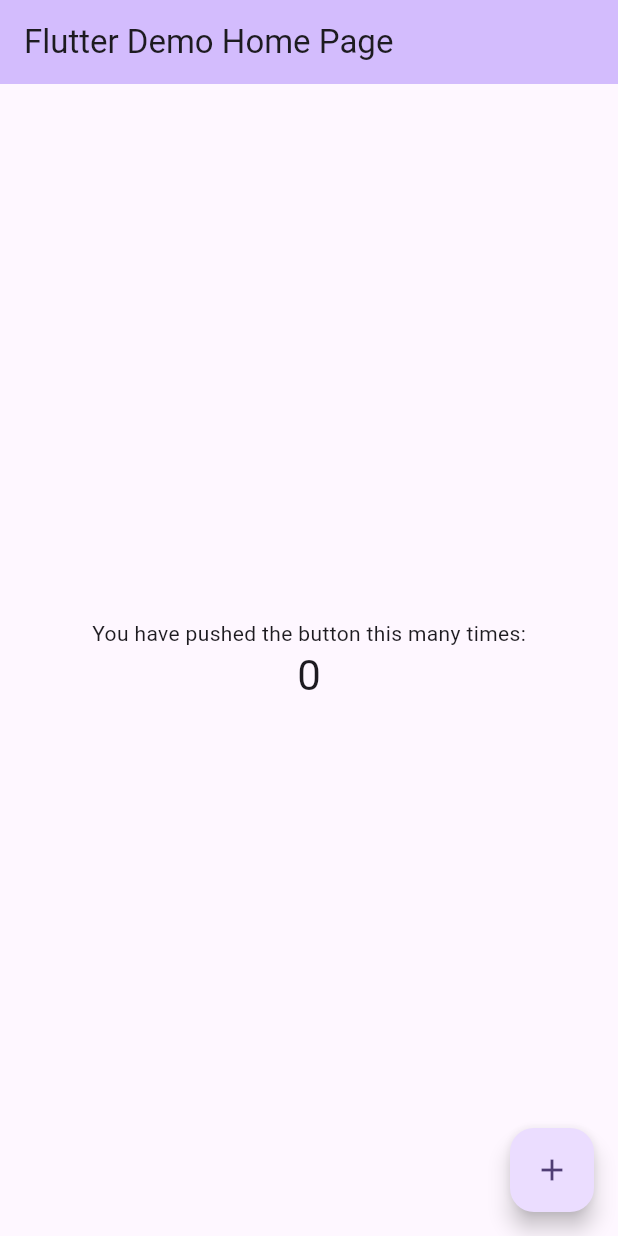
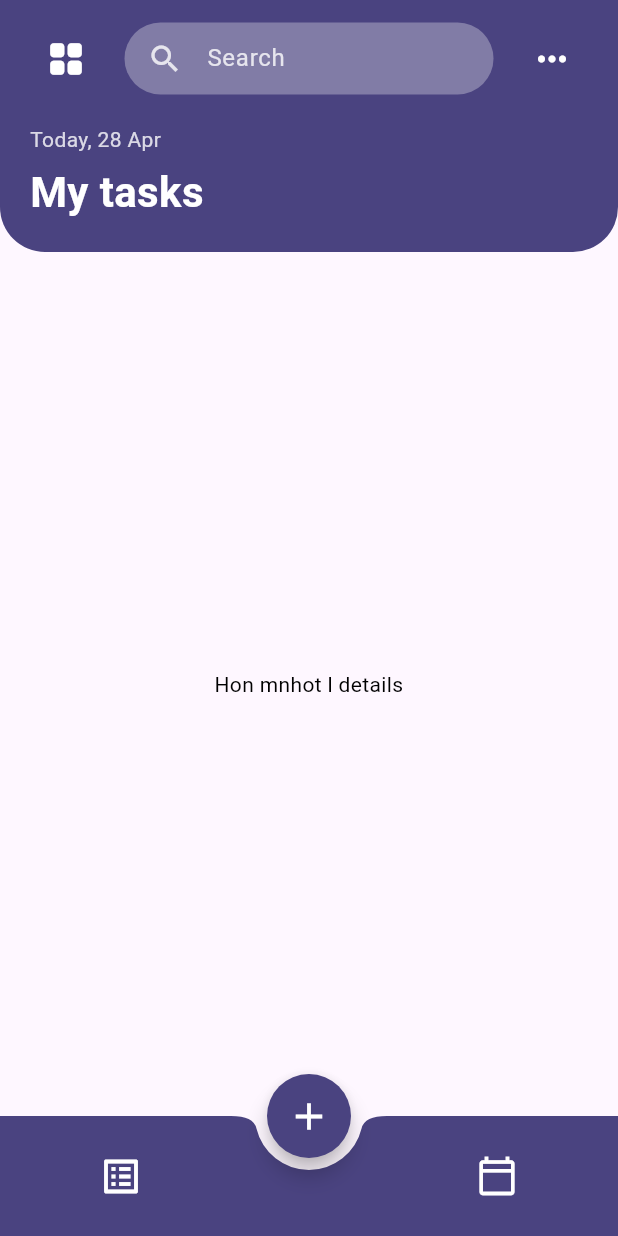
Before and after one commit to code0lama/Todoire, a Flutter app: the screen it shows after launch, on a phone screen of 412 x 824 dp. Run offline on Flutter 3.47's test engine with Material 3 defaults, Android fonts, the phone set to English and light mode, and no system bars.

Commit message:
Home Screen

```diff
--- a/lib/main.dart
+++ b/lib/main.dart
@@ -1,125 +1,228 @@
 import 'package:flutter/material.dart';
-
+import 'package:intl/intl.dart';
 void main() {
-  runApp(const MyApp());
+  runApp(MyApp());
 }
 
 class MyApp extends StatelessWidget {
-  const MyApp({super.key});
-
-  // This widget is the root of your application.
   @override
   Widget build(BuildContext context) {
     return MaterialApp(
+      debugShowCheckedModeBanner: false,
+      home: TaskScreen(),
       title: 'Todoire',
-      theme: ThemeData(
-        // This is the theme of your application.
-        //
-        // TRY THIS: Try running your application with "flutter run". You'll see
-        // the application has a purple toolbar. Then, without quitting the app,
-        // try changing the seedColor in the colorScheme below to Colors.green
-        // and then invoke "hot reload" (save your changes or press the "hot
-        // reload" button in a Flutter-supported IDE, or press "r" if you used
-        // the command line to start the app).
-        //
-        // Notice that the counter didn't reset back to zero; the application
-        // state is not lost during the reload. To reset the state, use hot
-        // restart instead.
-        //
-        // This works for code too, not just values: Most code changes can be
-        // tested with just a hot reload.
-        colorScheme: ColorScheme.fromSeed(seedColor: Colors.deepPurple),
-        useMaterial3: true,
-      ),
-      home: const MyHomePage(title: 'Flutter Demo Home Page'),
     );
   }
 }
-
-class MyHomePage extends StatefulWidget {
-  const MyHomePage({super.key, required this.title});
-
-  // This widget is the home page of your application. It is stateful, meaning
-  // that it has a State object (defined below) that contains fields that affect
-  // how it looks.
-
-  // This class is the configuration for the state. It holds the values (in this
-  // case the title) provided by the parent (in this case the App widget) and
-  // used by the build method of the State. Fields in a Widget subclass are
-  // always marked "final".
-
-  final String title;
-
+class TaskScreen extends StatefulWidget {
   @override
-  State<MyHomePage> createState() => _MyHomePageState();
+  _TaskScreenState createState() => _TaskScreenState();
 }
 
-class _MyHomePageState extends State<MyHomePage> {
-  int _counter = 0;
-
-  void _incrementCounter() {
-    setState(() {
-      // This call to setState tells the Flutter framework that something has
-      // changed in this State, which causes it to rerun the build method below
-      // so that the display can reflect the updated values. If we changed
-      // _counter without calling setState(), then the build method would not be
-      // called again, and so nothing would appear to happen.
-      _counter++;
-    });
+class _TaskScreenState extends State<TaskScreen> {
+  final Color primaryColor =Color(0xFF4A4380); // head color
+  final Color searchBarColor = Colors.white30; // for search
+  final Color addbutton = Color(0xFF4A4380);     // for add button
+  final Color bottomNavBarColor = Color(0xFF4A4380); // for bot nav bar
+  final Color iconColor = Colors.white;        // for header icons+text
+  final Color bottomIconColor = Colors.white; //  nav bar button
+  final Color checkColor = Color(0xFF4A4380); // Color for the check icon in menu
+  bool _showLabels = true;
+  bool _showCompleted = true;
+  void _handleSort() {
+    print("Sort action triggered!");
   }
 
   @override
   Widget build(BuildContext context) {
-    // This method is rerun every time setState is called, for instance as done
-    // by the _incrementCounter method above.
-    //
-    // The Flutter framework has been optimized to make rerunning build methods
-    // fast, so that you can just rebuild anything that needs updating rather
-    // than having to individually change instances of widgets.
     return Scaffold(
-      appBar: AppBar(
-        // TRY THIS: Try changing the color here to a specific color (to
-        // Colors.amber, perhaps?) and trigger a hot reload to see the AppBar
-        // change color while the other colors stay the same.
-        backgroundColor: Theme.of(context).colorScheme.inversePrimary,
-        // Here we take the value from the MyHomePage object that was created by
-        // the App.build method, and use it to set our appbar title.
-        title: Text(widget.title),
+      body: Column(
+        children: [
+          _buildHeader(context),
+          Expanded(
+            child: Center(
+              child: Text(
+                'Hon mnhot l details',
+                textAlign: TextAlign.center,
+                style: TextStyle(color: Colors.black),
+              ),
+            ),
+          ),
+        ],
       ),
-      body: Center(
-        // Center is a layout widget. It takes a single child and positions it
-        // in the middle of the parent.
-        child: Column(
-          // Column is also a layout widget. It takes a list of children and
-          // arranges them vertically. By default, it sizes itself to fit its
-          // children horizontally, and tries to be as tall as its parent.
-          //
-          // Column has various properties to control how it sizes itself and
-          // how it positions its children. Here we use mainAxisAlignment to
-          // center the children vertically; the main axis here is the vertical
-          // axis because Columns are vertical (the cross axis would be
-          // horizontal).
-          //
-          // TRY THIS: Invoke "debug painting" (choose the "Toggle Debug Paint"
-          // action in the IDE, or press "p" in the console), to see the
-          // wireframe for each widget.
-          mainAxisAlignment: MainAxisAlignment.center,
-          children: <Widget>[
-            const Text(
-              'You have pushed the button this many times:',
+      floatingActionButton: FloatingActionButton(
+        onPressed: () {
+          // With lama
+        },
+        child: Icon(Icons.add, size: 30, color: Colors.white),
+        backgroundColor: addbutton, // Use color from State
+        shape: CircleBorder(),
+      ),
+      floatingActionButtonLocation: FloatingActionButtonLocation.centerDocked,
+      bottomNavigationBar: _buildBottomNavBar(context),
+    );
+  }
+  Widget _buildHeader(BuildContext context) {
+    double topPadding = MediaQuery.of(context).padding.top;
+    final now = DateTime.now();
+    final formattedDate = DateFormat('d MMM').format(now);
+    final String displayDateString = 'Today, $formattedDate';
+
+    return Container(
+      padding: EdgeInsets.only(
+          top: topPadding + 15, left: 20, right: 20, bottom: 20
+      ),
+      decoration: BoxDecoration(
+        color: primaryColor,
+      borderRadius: BorderRadius.only(
+       bottomLeft: Radius.circular(30),
+        bottomRight: Radius.circular(30),
+       ),
+      ),
+      child: Column(
+        crossAxisAlignment: CrossAxisAlignment.start,
+        children: [
+          Row(
+            mainAxisAlignment: MainAxisAlignment.spaceBetween,
+            children: [
+              IconButton(
+                icon: Icon(Icons.grid_view_rounded, color: iconColor, size: 28),
+                onPressed: () {}, //with lama or khulud
+              ),
+              Expanded(
+                child: GestureDetector(
+                  child: Container(
+                    margin: EdgeInsets.symmetric(horizontal: 15),
+                    padding: EdgeInsets.symmetric(horizontal: 15),
+                    decoration: BoxDecoration(
+                      color: searchBarColor,
+                      borderRadius: BorderRadius.circular(30),
+                    ),
+                    child: TextField(
+                      style: TextStyle(color: Colors.white),
+                      decoration: InputDecoration(
+                        icon: Icon(Icons.search, color: iconColor.withOpacity(0.8)),
+                        hintText: 'Search',
+                        hintStyle: TextStyle(color: iconColor.withOpacity(0.8)),
+                        border: InputBorder.none,
+                      ),
+                    ),
+                  ),
+                  onTap: () {
+                    //later
+                  },
+                ),
+              ),
+              PopupMenuButton<String>(
+                icon: Icon(Icons.more_horiz, color: iconColor, size: 28),
+                color: Colors.white, // Menu background
+                shape: RoundedRectangleBorder(
+                  borderRadius: BorderRadius.circular(12.0),
+                ),
+                elevation: 4,
+                onSelected: (String result) {
+                  setState(() {
+                    switch (result) {
+                      case 'show_label':
+                        _showLabels = !_showLabels;
+                        break;
+                      case 'show_completed':
+                        _showCompleted = !_showCompleted;
+                        break;
+                      case 'sort':
+                        _handleSort();
+                        break;
+                    }
+                  });
+                },
+                itemBuilder: (BuildContext context) => <PopupMenuEntry<String>>[
+                  _buildPopupMenuItem(
+                    context: context,
+                    icon: Icons.label_outline,
+                    title: 'Show Label',
+                    value: 'show_label',
+                    showCheck: _showLabels,
+                    checkColor: checkColor,
+                  ),
+                  _buildPopupMenuItem(
+                    context: context,
+                    icon: Icons.check_circle_outline,
+                    title: 'Show Completed',
+                    value: 'show_completed',
+                    showCheck: _showCompleted,
+                    checkColor: checkColor,
+                  ),
+                  _buildPopupMenuItem(
+                    context: context,
+                    icon: Icons.sort,
+                    title: 'Sort',
+                    value: 'sort',
+                  ),
+                ],
+              ),
+
+            ],
+          ),
+          SizedBox(height: 20),
+          Text(
+            displayDateString,
+            style: TextStyle(color: iconColor.withOpacity(0.8), fontSize: 14),
+          ),
+          SizedBox(height: 5),
+          Text(
+            'My tasks',
+            style: TextStyle(
+                color: iconColor, fontSize: 28, fontWeight: FontWeight.bold),
+          ),
+        ],
+      ),
+    );
+  }
+  PopupMenuItem<String> _buildPopupMenuItem({
+    required BuildContext context,
+    required IconData icon,
+    required String title,
+    required String value,
+    bool showCheck = false,
+    Color? checkColor,
+  }) {
+    return PopupMenuItem<String>(
+      value: value,
+      child: Row(
+        children: [
+          Icon(icon, color: Color(0xFF4A4380)), // Menu item icon color
+          SizedBox(width: 12),
+          Text(title),
+          Spacer(),
+          if (showCheck)
+            Icon(Icons.check,),
+        ],
+      ),
+    );
+  }
+  Widget _buildBottomNavBar(BuildContext context) {
+    return BottomAppBar(
+      color: bottomNavBarColor,
+      shape: CircularNotchedRectangle(),
+      notchMargin: 8.0,
+      elevation: 8.0,
+      child: Container(
+        height: 65,
+        child: Row(
+          mainAxisAlignment: MainAxisAlignment.spaceAround,
+          children: [
+            IconButton(
+              icon: Icon(Icons.list_alt_outlined, color: bottomIconColor, size: 30),
+              onPressed: () {},
             ),
-            Text(
-              '$_counter',
-              style: Theme.of(context).textTheme.headlineMedium,
+            SizedBox(width: 40),
+            IconButton(
+              icon: Icon(Icons.calendar_today_outlined, color: bottomIconColor, size: 28),
+              onPressed: () {},
             ),
           ],
         ),
       ),
-      floatingActionButton: FloatingActionButton(
-        onPressed: _incrementCounter,
-        tooltip: 'Increment',
-        child: const Icon(Icons.add),
-      ), // This trailing comma makes auto-formatting nicer for build methods.
     );
   }
 }
--- a/pubspec.yaml
+++ b/pubspec.yaml
@@ -30,6 +30,8 @@ environment:
 dependencies:
   flutter:
     sdk: flutter
+  intl: ^0.18.1
+  # Add other dependencies here
 
   # The following adds the Cupertino Icons font to your application.
   # Use with the CupertinoIcons class for iOS style icons.
```
Also changed, not shown: pubspec.lock.
